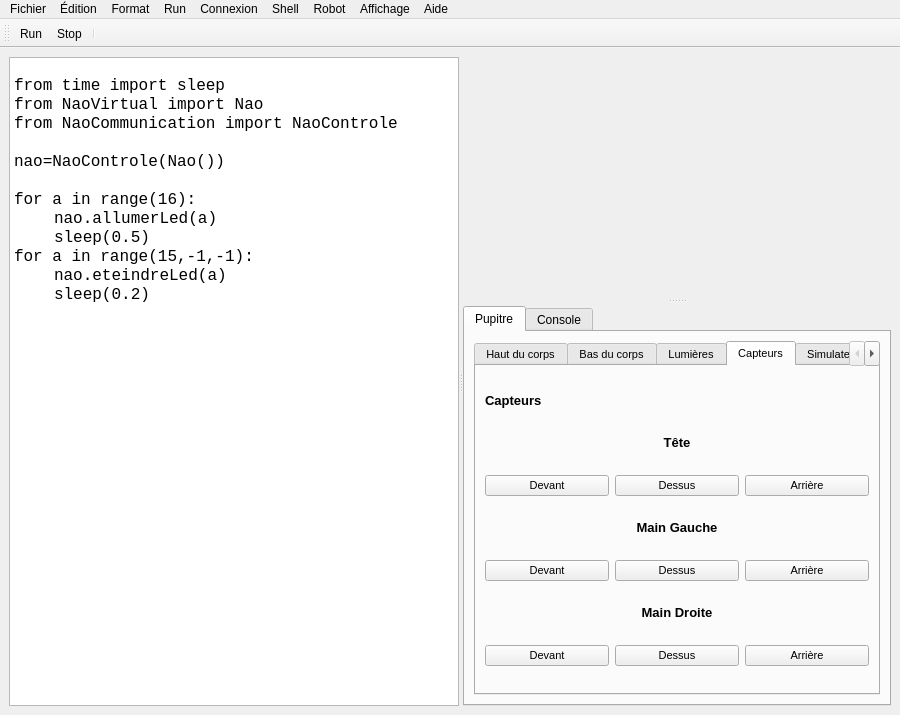
This is dep/simulator.ui in AdrienVR/NaoSimulator as Qt 5 draws it before an edit. The edited form follows.
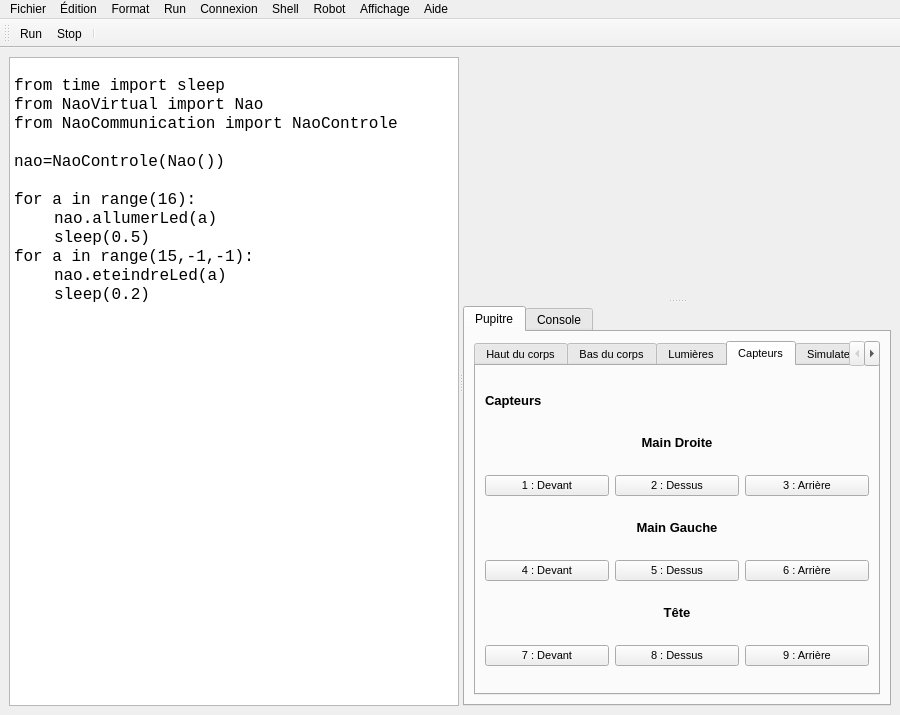
This is the edited form. The open tabs and pages were chosen to show the change. Icons and pictures are not drawn.

Patch:
```diff
--- a/dep/simulator.ui
+++ b/dep/simulator.ui
@@ -1524,46 +1524,6 @@
                  <string>Capteurs</string>
                 </attribute>
                 <layout class="QGridLayout" name="gridLayout_4">
-                 <item row="4" column="1">
-                  <widget class="QLabel" name="label_4">
-                   <property name="maximumSize">
-                    <size>
-                     <width>16777215</width>
-                     <height>20</height>
-                    </size>
-                   </property>
-                   <property name="text">
-                    <string>&lt;!DOCTYPE HTML PUBLIC &quot;-//W3C//DTD HTML 4.0//EN&quot; &quot;http://www.w3.org/TR/REC-html40/strict.dtd&quot;&gt;
-&lt;html&gt;&lt;head&gt;&lt;meta name=&quot;qrichtext&quot; content=&quot;1&quot; /&gt;&lt;style type=&quot;text/css&quot;&gt;
-p, li { white-space: pre-wrap; }
-&lt;/style&gt;&lt;/head&gt;&lt;body style=&quot; font-family:'MS Shell Dlg 2'; font-size:8.25pt; font-weight:400; font-style:normal;&quot;&gt;
-&lt;p style=&quot; margin-top:0px; margin-bottom:0px; margin-left:0px; margin-right:0px; -qt-block-indent:0; text-indent:0px;&quot;&gt;&lt;span style=&quot; font-size:10pt; font-weight:600;&quot;&gt;Main Gauche&lt;/span&gt;&lt;/p&gt;&lt;/body&gt;&lt;/html&gt;</string>
-                   </property>
-                   <property name="alignment">
-                    <set>Qt::AlignCenter</set>
-                   </property>
-                  </widget>
-                 </item>
-                 <item row="6" column="1">
-                  <widget class="QLabel" name="label_6">
-                   <property name="maximumSize">
-                    <size>
-                     <width>16777215</width>
-                     <height>20</height>
-                    </size>
-                   </property>
-                   <property name="text">
-                    <string>&lt;!DOCTYPE HTML PUBLIC &quot;-//W3C//DTD HTML 4.0//EN&quot; &quot;http://www.w3.org/TR/REC-html40/strict.dtd&quot;&gt;
-&lt;html&gt;&lt;head&gt;&lt;meta name=&quot;qrichtext&quot; content=&quot;1&quot; /&gt;&lt;style type=&quot;text/css&quot;&gt;
-p, li { white-space: pre-wrap; }
-&lt;/style&gt;&lt;/head&gt;&lt;body style=&quot; font-family:'MS Shell Dlg 2'; font-size:8.25pt; font-weight:400; font-style:normal;&quot;&gt;
-&lt;p style=&quot; margin-top:0px; margin-bottom:0px; margin-left:0px; margin-right:0px; -qt-block-indent:0; text-indent:0px;&quot;&gt;&lt;span style=&quot; font-size:10pt; font-weight:600;&quot;&gt;Main Droite&lt;/span&gt;&lt;/p&gt;&lt;/body&gt;&lt;/html&gt;</string>
-                   </property>
-                   <property name="alignment">
-                    <set>Qt::AlignCenter</set>
-                   </property>
-                  </widget>
-                 </item>
                  <item row="1" column="0">
                   <widget class="QLabel" name="label_2">
                    <property name="maximumSize">
@@ -1588,7 +1548,7 @@
                    </property>
                   </widget>
                  </item>
-                 <item row="2" column="1">
+                 <item row="6" column="1">
                   <widget class="QLabel" name="label_3">
                    <property name="maximumSize">
                     <size>
@@ -1608,66 +1568,106 @@
                    </property>
                   </widget>
                  </item>
-                 <item row="3" column="1">
+                 <item row="7" column="1">
                   <widget class="QPushButton" name="pushButtonTeteDessus">
                    <property name="text">
-                    <string>Dessus</string>
-                   </property>
-                  </widget>
-                 </item>
-                 <item row="5" column="0">
-                  <widget class="QPushButton" name="pushButtonMainGDevant">
-                   <property name="text">
-                    <string>Devant</string>
+                    <string>8 : Dessus</string>
                    </property>
                   </widget>
                  </item>
                  <item row="7" column="0">
+                  <widget class="QPushButton" name="pushButtonTeteDevant">
+                   <property name="text">
+                    <string>7 : Devant</string>
+                   </property>
+                  </widget>
+                 </item>
+                 <item row="7" column="2">
+                  <widget class="QPushButton" name="pushButtonTeteArriere">
+                   <property name="text">
+                    <string>9 : Arrière</string>
+                   </property>
+                  </widget>
+                 </item>
+                 <item row="2" column="1">
+                  <widget class="QLabel" name="label_6">
+                   <property name="maximumSize">
+                    <size>
+                     <width>16777215</width>
+                     <height>20</height>
+                    </size>
+                   </property>
+                   <property name="text">
+                    <string>&lt;!DOCTYPE HTML PUBLIC &quot;-//W3C//DTD HTML 4.0//EN&quot; &quot;http://www.w3.org/TR/REC-html40/strict.dtd&quot;&gt;
+&lt;html&gt;&lt;head&gt;&lt;meta name=&quot;qrichtext&quot; content=&quot;1&quot; /&gt;&lt;style type=&quot;text/css&quot;&gt;
+p, li { white-space: pre-wrap; }
+&lt;/style&gt;&lt;/head&gt;&lt;body style=&quot; font-family:'MS Shell Dlg 2'; font-size:8.25pt; font-weight:400; font-style:normal;&quot;&gt;
+&lt;p style=&quot; margin-top:0px; margin-bottom:0px; margin-left:0px; margin-right:0px; -qt-block-indent:0; text-indent:0px;&quot;&gt;&lt;span style=&quot; font-size:10pt; font-weight:600;&quot;&gt;Main Droite&lt;/span&gt;&lt;/p&gt;&lt;/body&gt;&lt;/html&gt;</string>
+                   </property>
+                   <property name="alignment">
+                    <set>Qt::AlignCenter</set>
+                   </property>
+                  </widget>
+                 </item>
+                 <item row="3" column="0">
                   <widget class="QPushButton" name="pushButtonMainDDevant">
                    <property name="text">
-                    <string>Devant</string>
+                    <string>1 : Devant</string>
+                   </property>
+                  </widget>
+                 </item>
+                 <item row="4" column="1">
+                  <widget class="QLabel" name="label_4">
+                   <property name="maximumSize">
+                    <size>
+                     <width>16777215</width>
+                     <height>20</height>
+                    </size>
+                   </property>
+                   <property name="text">
+                    <string>&lt;!DOCTYPE HTML PUBLIC &quot;-//W3C//DTD HTML 4.0//EN&quot; &quot;http://www.w3.org/TR/REC-html40/strict.dtd&quot;&gt;
+&lt;html&gt;&lt;head&gt;&lt;meta name=&quot;qrichtext&quot; content=&quot;1&quot; /&gt;&lt;style type=&quot;text/css&quot;&gt;
+p, li { white-space: pre-wrap; }
+&lt;/style&gt;&lt;/head&gt;&lt;body style=&quot; font-family:'MS Shell Dlg 2'; font-size:8.25pt; font-weight:400; font-style:normal;&quot;&gt;
+&lt;p style=&quot; margin-top:0px; margin-bottom:0px; margin-left:0px; margin-right:0px; -qt-block-indent:0; text-indent:0px;&quot;&gt;&lt;span style=&quot; font-size:10pt; font-weight:600;&quot;&gt;Main Gauche&lt;/span&gt;&lt;/p&gt;&lt;/body&gt;&lt;/html&gt;</string>
+                   </property>
+                   <property name="alignment">
+                    <set>Qt::AlignCenter</set>
+                   </property>
+                  </widget>
+                 </item>
+                 <item row="3" column="2">
+                  <widget class="QPushButton" name="pushButtonMainDArriere">
+                   <property name="text">
+                    <string>3 : Arrière</string>
+                   </property>
+                  </widget>
+                 </item>
+                 <item row="3" column="1">
+                  <widget class="QPushButton" name="pushButtonMainDDessus">
+                   <property name="text">
+                    <string>2 : Dessus</string>
                    </property>
                   </widget>
                  </item>
                  <item row="5" column="1">
                   <widget class="QPushButton" name="pushButtonMainGDessus">
                    <property name="text">
-                    <string>Dessus</string>
+                    <string>5 : Dessus</string>
+                   </property>
+                  </widget>
+                 </item>
+                 <item row="5" column="0">
+                  <widget class="QPushButton" name="pushButtonMainGDevant">
+                   <property name="text">
+                    <string>4 : Devant</string>
                    </property>
                   </widget>
                  </item>
                  <item row="5" column="2">
                   <widget class="QPushButton" name="pushButtonMainGArriere">
                    <property name="text">
-                    <string>Arrière</string>
-                   </property>
-                  </widget>
-                 </item>
-                 <item row="3" column="0">
-                  <widget class="QPushButton" name="pushButtonTeteDevant">
-                   <property name="text">
-                    <string>Devant</string>
-                   </property>
-                  </widget>
-                 </item>
-                 <item row="7" column="1">
-                  <widget class="QPushButton" name="pushButtonMainDDessus">
-                   <property name="text">
-                    <string>Dessus</string>
-                   </property>
-                  </widget>
-                 </item>
-                 <item row="3" column="2">
-                  <widget class="QPushButton" name="pushButtonTeteArriere">
-                   <property name="text">
-                    <string>Arrière</string>
-                   </property>
-                  </widget>
-                 </item>
-                 <item row="7" column="2">
-                  <widget class="QPushButton" name="pushButtonMainDArriere">
-                   <property name="text">
-                    <string>Arrière</string>
+                    <string>6 : Arrière</string>
                    </property>
                   </widget>
                  </item>
```
